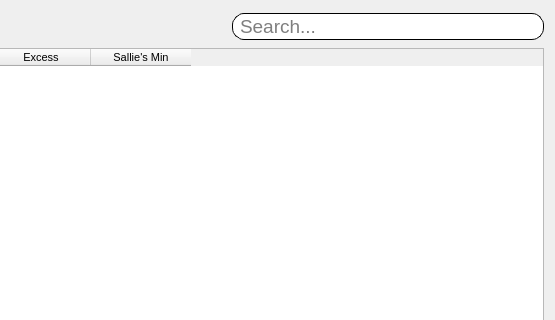
pcdshub/stock-management, file ui/edit.ui: the form before one commit; both pictures show x 721 to 1276 and y 0 to 320 of the 1276 by 791 pixel window.
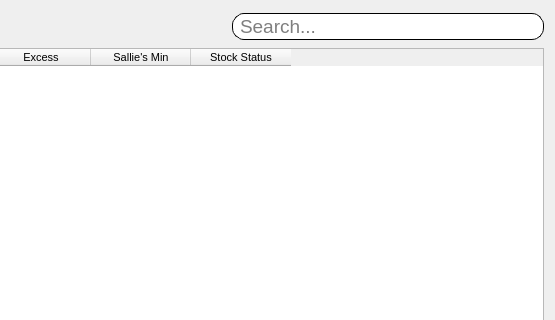
The form after the commit.

Commit message:
Added status enum to table columns
- Admin can now easily see what needs to be reordered instead of viewing several numbers.

- Numbers correlated to status are currently 1, 0, 0>, which can all be updated later if needed.

Diff of the .ui file:
```diff
--- a/ui/edit.ui
+++ b/ui/edit.ui
@@ -139,6 +139,11 @@
        <string>Sallie's Min</string>
       </property>
      </column>
+     <column>
+      <property name="text">
+       <string>Stock Status</string>
+      </property>
+     </column>
     </widget>
    </item>
    <item>
```
The commit also changes 2 other files.
